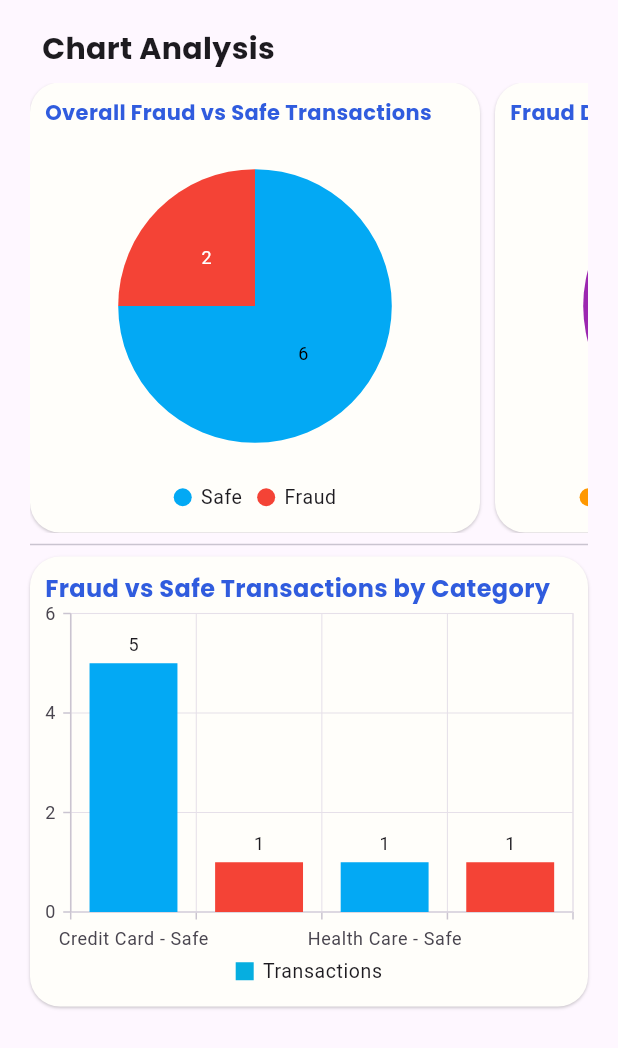
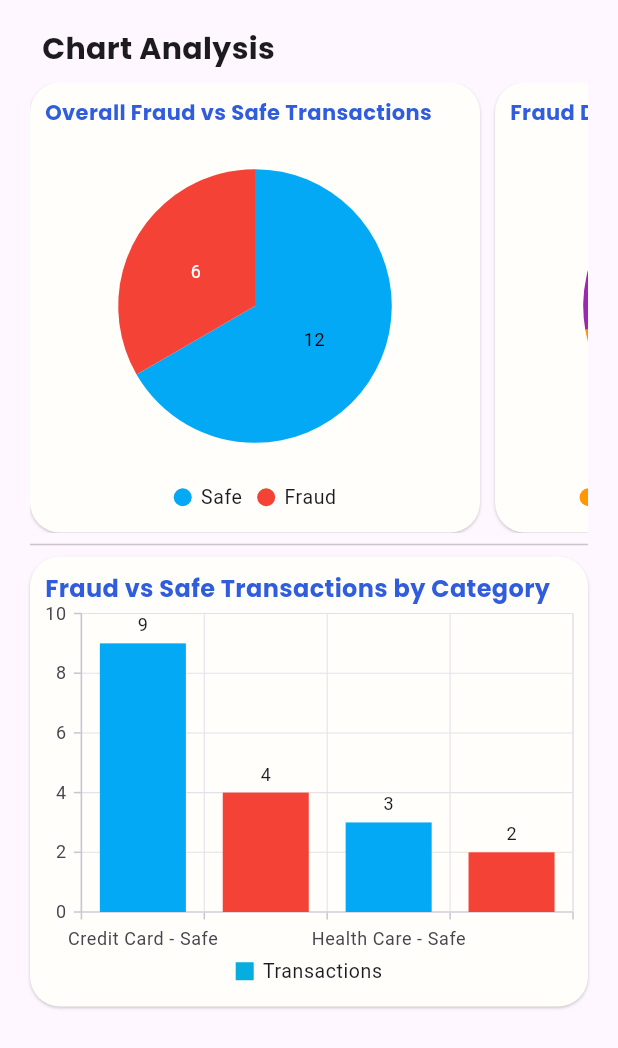
Before and after one commit to Hitesh123mori/FraudEye, a Flutter app: the SidebarChart widget shown alone on an empty page, opened directly, on a phone screen of 412 x 824 dp. Shown: the top 1048 px of the screen. Run offline on Flutter 3.47's test engine with Material 3 defaults, Android fonts, the phone set to English and light mode, and no system bars; our stand-ins replace cloud_firestore, csv, file_picker, firebase_auth, firebase_core, firebase_storage and 6 more; missing offline and left inert: dart:html, flutter_popup; accounts and stored records are empty; statements that could not run were skipped.

Commit message:
plots updated real time

```diff
--- a/lib/screens_and_pages/web_pages/home_pages/normal_user_home_pages/sidebar_options_screens/sidebar_chart.dart
+++ b/lib/screens_and_pages/web_pages/home_pages/normal_user_home_pages/sidebar_options_screens/sidebar_chart.dart
@@ -1,5 +1,6 @@
 import 'package:flutter/material.dart';
 import 'package:google_fonts/google_fonts.dart';
+import 'package:hack_nu_thon_6/screens_and_pages/web_pages/home_pages/normal_user_home_pages/sidebar_options_screens/sidebar_home.dart';
 import 'package:hack_nu_thon_6/utils/theme/theme.dart';
 import 'package:syncfusion_flutter_charts/charts.dart';
 
@@ -11,47 +12,120 @@ class SidebarChart extends StatefulWidget {
 }
 
 class _SidebarChartState extends State<SidebarChart> {
+
+  Map<String, int> data = {} ;
+
+
+  @override
+  void initState(){
+    super.initState();
+    data = getCategoryCounts(hd);
+    // print(data) ;
+  }
+
+  Map<String, int> getCategoryCounts(List<List<String>> data) {
+
+    Map<String, int> counts = {
+      'Credit Card': 0,
+      'Health Care': 0,
+      'Safe': 0,
+      'Fraud': 0,
+      'Credit Card Safe': 0,
+      'Credit Card Fraud': 0,
+      'Health Care Safe': 0,
+      'Health Care Fraud': 0,
+    };
+
+    for (var entry in data) {
+      String category = entry[1];
+      String status = entry[4].toLowerCase(); // Normalize case
+
+      if (category == 'Credit Card') counts['Credit Card'] = (counts['Credit Card'] ?? 0) + 1;
+      if (category == 'Health Care') counts['Health Care'] = (counts['Health Care'] ?? 0) + 1;
+      if (status == 'safe') counts['Safe'] = (counts['Safe'] ?? 0) + 1;
+      if (status == 'fraud') counts['Fraud'] = (counts['Fraud'] ?? 0) + 1;
+      if (category == 'Credit Card' && status == 'safe') counts['Credit Card Safe'] = (counts['Credit Card Safe'] ?? 0) + 1;
+      if (category == 'Credit Card' && status == 'fraud') counts['Credit Card Fraud'] = (counts['Credit Card Fraud'] ?? 0) + 1;
+      if (category == 'Health Care' && status == 'safe') counts['Health Care Safe'] = (counts['Health Care Safe'] ?? 0) + 1;
+      if (category == 'Health Care' && status == 'fraud') counts['Health Care Fraud'] = (counts['Health Care Fraud'] ?? 0) + 1;
+    }
+
+    return counts;
+  }
+
+
   @override
   Widget build(BuildContext context) {
-    // Sample data
+
     final List<ChartData> overallData = [
-      ChartData('Safe', 6, Colors.lightBlue),
-      ChartData('Fraud', 2, Colors.red),
+      ChartData('Safe', (data['Safe']??0).toDouble(), Colors.lightBlue),
+      ChartData('Fraud', (data['Fraud']??0).toDouble(), Colors.red),
     ];
 
     final List<ChartData> categoryFraudData = [
-      ChartData('Credit Card', 1, Colors.orange),
-      ChartData('Health Care', 1, Colors.purple),
+      ChartData('Credit Card', (data['Credit Card'] ?? 0).toDouble(), Colors.orange),
+      ChartData('Health Care', (data['Health Care'] ?? 0).toDouble(), Colors.purple),
     ];
 
     final List<ChartData> categoryComparisonData = [
-      ChartData('Credit Card - Safe', 5, Colors.lightBlue),
-      ChartData('Credit Card - Fraud', 1, Colors.red),
-      ChartData('Health Care - Safe', 1, Colors.lightBlue),
-      ChartData('Health Care - Fraud', 1, Colors.red),
+      ChartData('Credit Card - Safe', (data['Credit Card Safe'] ?? 0).toDouble(), Colors.lightBlue),
+      ChartData('Credit Card - Fraud', (data['Credit Card Fraud'] ?? 0).toDouble(), Colors.red),
+      ChartData('Health Care - Safe', (data['Health Care Safe'] ?? 0).toDouble(), Colors.lightBlue),
+      ChartData('Health Care - Fraud', (data['Health Care Fraud'] ?? 0).toDouble(), Colors.red),
     ];
 
-    return SingleChildScrollView( // FIX: Prevents overflow
+    return SingleChildScrollView(
       child: Padding(
-        padding: const EdgeInsets.symmetric(horizontal: 20.0,vertical: 10),
+        padding: const EdgeInsets.symmetric(horizontal: 20.0, vertical: 10),
         child: Column(
           children: [
-
             Align(
               alignment: Alignment.centerLeft,
               child: Padding(
                 padding: const EdgeInsets.all(8.0),
-                child: Text("Chart Analysis",style:  GoogleFonts.poppins(fontWeight: FontWeight.bold,fontSize: 20),),
+                child: Text(
+                  "Chart Analysis",
+                  style: GoogleFonts.poppins(fontWeight: FontWeight.bold, fontSize: 20),
                 ),
               ),
-
+            ),
             SingleChildScrollView(
               scrollDirection: Axis.horizontal,
               child: Row(
                 mainAxisAlignment: MainAxisAlignment.center,
                 children: [
+                  _buildChartContainer('Overall Fraud vs Safe Transactions', overallData),
+                  SizedBox(width: 10),
+                  _buildChartContainer('Fraud Distribution by Category', categoryFraudData),
+                  SizedBox(width: 10),
+                  _buildChartContainer('Fraud Rate Percentage by Category', [
+                    ChartData(
+                      'Credit Card Fraud',
+                      ((data['Credit Card Fraud'] ?? 0).toDouble() /
+                          ((data['Health Care Fraud'] ?? 0) + (data['Credit Card Fraud'] ?? 0)).toDouble()) * 100,
+                      Colors.orange,
+                    ),
+                    ChartData(
+                      'Health Care Fraud',
+                      ((data['Health Care Fraud'] ?? 0).toDouble() /
+                          ((data['Health Care Fraud'] ?? 0) + (data['Credit Card Fraud'] ?? 0)).toDouble()) * 100,
+                      Colors.red,
+                    ),
 
-                  Container(
+                  ]),
+                ],
+              ),
+            ),
+            Divider(),
+            _buildBarChartContainer('Fraud vs Safe Transactions by Category', categoryComparisonData),
+          ],
+        ),
+      ),
+    );
+  }
+
+  Widget _buildChartContainer(String title, List<ChartData> data) {
+    return Container(
       decoration: BoxDecoration(
         borderRadius: BorderRadius.circular(20),
         color: AppColors.theme['backgroundColor'],
@@ -66,7 +140,7 @@ class _SidebarChartState extends State<SidebarChart> {
       height: 300,
       child: SfCircularChart(
         title: ChartTitle(
-                        text: 'Overall Fraud vs Safe Transactions',
+          text: title,
           textStyle: GoogleFonts.poppins(
             fontSize: 14,
             fontWeight: FontWeight.bold,
@@ -74,10 +148,10 @@ class _SidebarChartState extends State<SidebarChart> {
           ),
           alignment: ChartAlignment.near,
         ),
-                      legend: Legend(isVisible: true,position: LegendPosition.bottom),
+        legend: Legend(isVisible: true, position: LegendPosition.bottom),
         series: <PieSeries<ChartData, String>>[
           PieSeries<ChartData, String>(
-                          dataSource: overallData,
+            dataSource: data,
             xValueMapper: (ChartData data, _) => data.category,
             yValueMapper: (ChartData data, _) => data.value,
             pointColorMapper: (ChartData data, _) => data.color,
@@ -85,95 +159,11 @@ class _SidebarChartState extends State<SidebarChart> {
           ),
         ],
       ),
-                  ),
+    );
+  }
 
-                  SizedBox(width: 10,),
-
-                  Container(
-
-                    decoration: BoxDecoration(
-                      borderRadius: BorderRadius.circular(20),
-                      color: AppColors.theme['backgroundColor'],
-                      boxShadow: [
-                        BoxShadow(
-                          color: Colors.black.withOpacity(0.2),
-                          blurRadius: 1,
-                          offset: const Offset(0, 1),
-                        ),
-                      ],
-                    ),
-                    height: 300,
-                    child: SfCircularChart(
-                      title: ChartTitle(
-                        text: 'Fraud Distribution by Category',
-                        textStyle: GoogleFonts.poppins(
-                          fontSize: 14,
-                          fontWeight: FontWeight.bold,
-                          color: AppColors.theme['primaryColor'],
-                        ),
-                        alignment: ChartAlignment.near,
-                      ),
-                      legend: Legend(isVisible: true,position: LegendPosition.bottom),
-                      series: <PieSeries<ChartData, String>>[
-                        PieSeries<ChartData, String>(
-                          dataSource: categoryFraudData,
-                          xValueMapper: (ChartData data, _) => data.category,
-                          yValueMapper: (ChartData data, _) => data.value,
-                          pointColorMapper: (ChartData data, _) => data.color,
-                          dataLabelSettings: DataLabelSettings(isVisible: true),
-                        ),
-                      ],
-                    ),
-                  ),
-
-                  SizedBox(width: 10,),
-
-                  Container(
-                    height: 300,
-                    decoration: BoxDecoration(
-                      borderRadius: BorderRadius.circular(20),
-                      color: AppColors.theme['backgroundColor'],
-                      boxShadow: [
-                        BoxShadow(
-                          color: Colors.black.withOpacity(0.2),
-                          blurRadius: 1,
-                          offset: const Offset(0, 1),
-                        ),
-                      ],
-                    ),
-                    child: SfCircularChart(
-                      title: ChartTitle(
-                        text: 'Fraud Rate Percentage by Category',
-                        textStyle: GoogleFonts.poppins(
-                          fontSize: 14,
-                          fontWeight: FontWeight.bold,
-                          color: AppColors.theme['primaryColor'],
-                        ),
-                        alignment: ChartAlignment.near,
-                      ),
-                      legend: Legend(isVisible: true,position: LegendPosition.bottom),
-                      series: <PieSeries<ChartData, String>>[
-                        PieSeries<ChartData, String>(
-                          dataSource: [
-                            ChartData('Credit Card Fraud', 16.7, Colors.orange),
-                            ChartData('Health Care Fraud', 50.0, Colors.red),
-                          ],
-                          xValueMapper: (ChartData data, _) => data.category,
-                          yValueMapper: (ChartData data, _) => data.value,
-                          pointColorMapper: (ChartData data, _) => data.color,
-                          dataLabelSettings: DataLabelSettings(isVisible: true),
-                        ),
-                      ],
-                    ),
-                  ),
-
-                ],
-              ),
-            ),
-
-            Divider(),
-
-            Container(
+  Widget _buildBarChartContainer(String title, List<ChartData> data) {
+    return Container(
       decoration: BoxDecoration(
         borderRadius: BorderRadius.circular(20),
         color: AppColors.theme['backgroundColor'],
@@ -187,7 +177,7 @@ class _SidebarChartState extends State<SidebarChart> {
       ),
       child: SfCartesianChart(
         title: ChartTitle(
-                  text: 'Fraud vs Safe Transactions by Category',
+          text: title,
           textStyle: GoogleFonts.poppins(
             fontSize: 16,
             fontWeight: FontWeight.bold,
@@ -197,10 +187,10 @@ class _SidebarChartState extends State<SidebarChart> {
         ),
         primaryXAxis: CategoryAxis(),
         primaryYAxis: NumericAxis(),
-                legend: Legend(isVisible: true,position: LegendPosition.bottom),
+        legend: Legend(isVisible: true, position: LegendPosition.bottom),
         series: <CartesianSeries<ChartData, String>>[
           ColumnSeries<ChartData, String>(
-                    dataSource: categoryComparisonData,
+            dataSource: data,
             xValueMapper: (ChartData data, _) => data.category,
             yValueMapper: (ChartData data, _) => data.value,
             pointColorMapper: (ChartData data, _) => data.color,
@@ -208,11 +198,6 @@ class _SidebarChartState extends State<SidebarChart> {
             dataLabelSettings: DataLabelSettings(isVisible: true),
           ),
         ],
-              ),
-            )
-
-          ],
-        ),
       ),
     );
   }
--- a/lib/screens_and_pages/web_pages/home_pages/normal_user_home_pages/sidebar_options_screens/sidebar_home.dart
+++ b/lib/screens_and_pages/web_pages/home_pages/normal_user_home_pages/sidebar_options_screens/sidebar_home.dart
@@ -1,6 +1,29 @@
 import 'package:flutter/material.dart' ;
 import 'package:google_fonts/google_fonts.dart';
 import 'package:hack_nu_thon_6/screens_and_pages/web_pages/home_pages/normal_user_home_pages/helper_widgets/table_normal_user.dart';
+
+
+List<List<String>> hd = [
+  ['10:22:22','Credit Card','https://morth.nic.in/sites/default/files/dd12-13_0.pdf','url2 download',"Safe"],
+  ['10:22:22','Credit Card','url1 download','url2 download',"Safe"],
+  ['10:22:22','Health Care','url1 download','url2 download',"Fraud"],
+  ['10:22:22','Credit Card','url1 download','url2 download',"Safe"],
+  ['10:22:22','Credit Card','url1 download','url2 download',"Safe"],
+  ['10:22:22','Credit Card','url1 download','url2 download',"Fraud"],
+  ['10:22:22','Credit Card','url1 download','url2 download',"safe"],
+  ['10:22:22','Health Care','url1 download','url2 download',"safe"],
+  ['10:22:22','Credit Card','url1 download','url2 download',"Fraud"],
+  ['10:22:22','Health Care','url1 download','url2 download',"Fraud"],
+  ['10:22:22','Credit Card','url1 download','url2 download',"safe"],
+  ['10:22:22','Credit Card','url1 download','url2 download',"safe"],
+  ['10:22:22','Credit Card','url1 download','url2 download',"safe"],
+  ['10:22:22','Health Care','url1 download','url2 download',"safe"],
+  ['10:22:22','Credit Card','url1 download','url2 download',"fraud"],
+  ['10:22:22','Credit Card','url1 download','url2 download',"safe"],
+  ['10:22:22','Health Care','url1 download','url2 download',"safe"],
+  ['10:22:22','Credit Card','url1 download','url2 download',"fraud"],
+] ;
+
 
 class SidebarHome extends StatefulWidget {
   const SidebarHome({super.key});
@@ -20,26 +43,9 @@ class _SidebarHomeState extends State<SidebarHome> {
           children: [
             Text("Resent Transactions",style: GoogleFonts.poppins(fontWeight: FontWeight.bold,fontSize: 20),),
             SizedBox(height: 20,),
-            TableScreen(data: [
-                ['10:22:22','Credit Card','https://morth.nic.in/sites/default/files/dd12-13_0.pdf','url2 download',"Safe"],
-                ['10:22:22','Credit Card','url1 download','url2 download',"Safe"],
-                ['10:22:22','Health Care','url1 download','url2 download',"Fraud"],
-                ['10:22:22','Credit Card','url1 download','url2 download',"Safe"],
-                ['10:22:22','Credit Card','url1 download','url2 download',"Safe"],
-                ['10:22:22','Credit Card','url1 download','url2 download',"Fraud"],
-                ['10:22:22','Credit Card','url1 download','url2 download',"safe"],
-                ['10:22:22','Health Care','url1 download','url2 download',"safe"],
-                ['10:22:22','Credit Card','url1 download','url2 download',"Fraud"],
-                ['10:22:22','Health Care','url1 download','url2 download',"Fraud"],
-                ['10:22:22','Credit Card','url1 download','url2 download',"safe"],
-                ['10:22:22','Credit Card','url1 download','url2 download',"safe"],
-                ['10:22:22','Credit Card','url1 download','url2 download',"safe"],
-                ['10:22:22','Health Care','url1 download','url2 download',"safe"],
-                ['10:22:22','Credit Card','url1 download','url2 download',"fraud"],
-                ['10:22:22','Credit Card','url1 download','url2 download',"safe"],
-                ['10:22:22','Health Care','url1 download','url2 download',"safe"],
-                ['10:22:22','Credit Card','url1 download','url2 download',"fraud"],
-            ],),
+
+            TableScreen(data: hd),
+
           ],
         ),
       )
```
Lines whose indentation alone changed are shown as unchanged.
